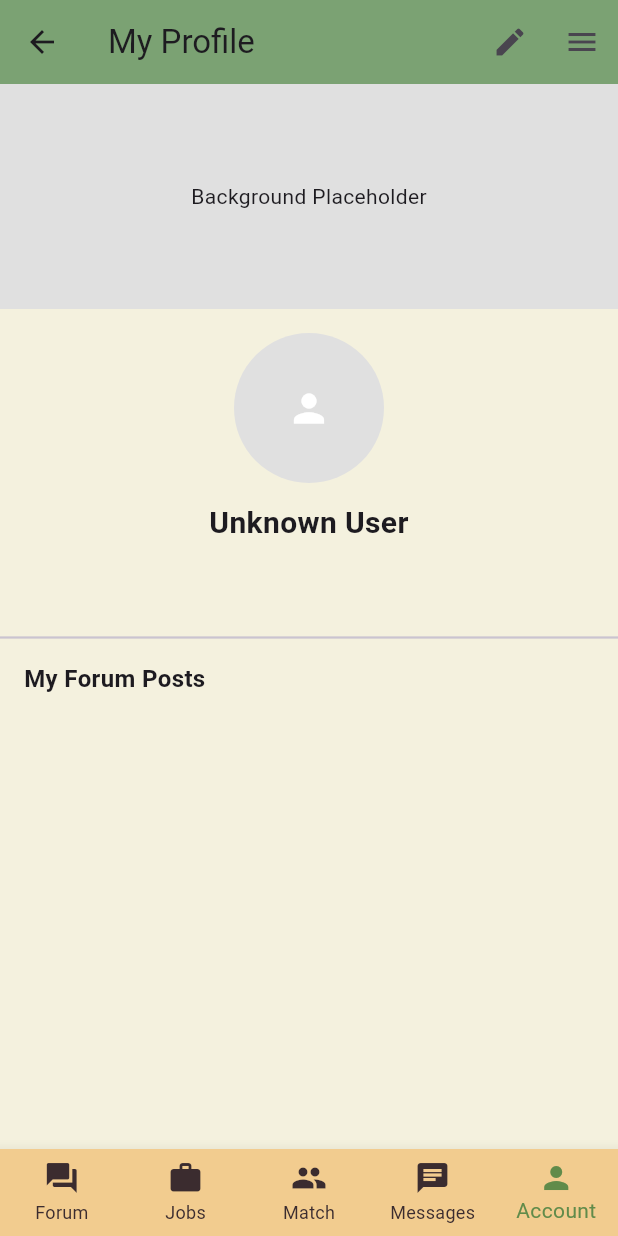
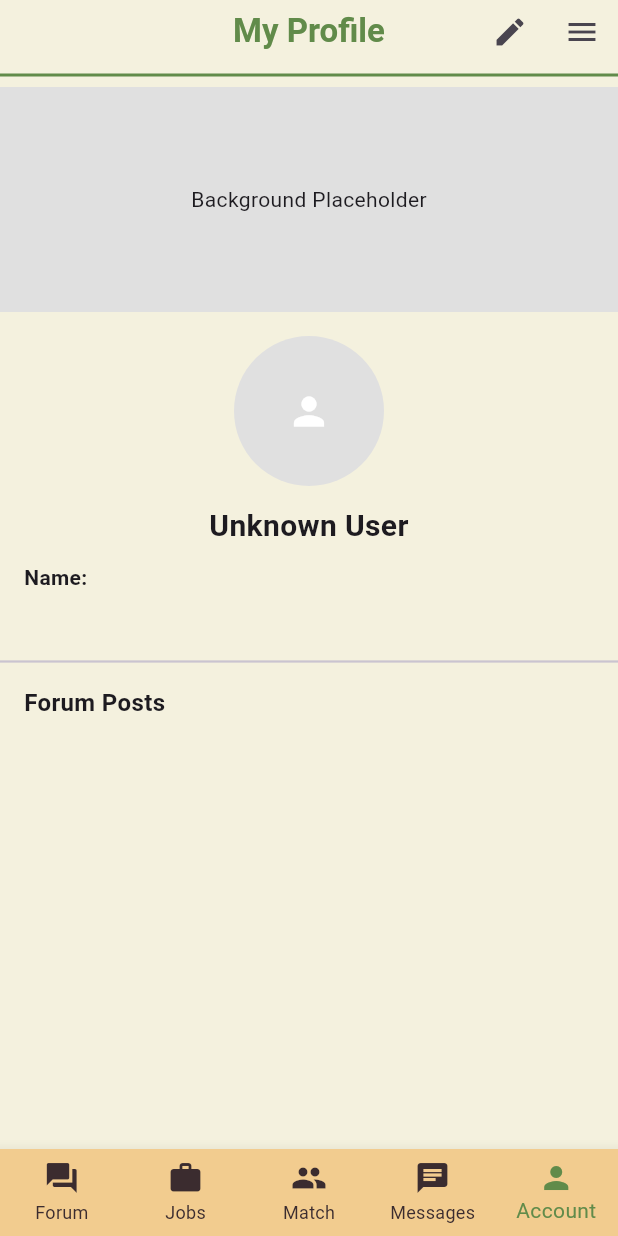
Before and after one commit to vtullo03/ExpAnt, a Flutter app: the ProfilePage screen opened by its route, on a phone screen of 412 x 824 dp. Run offline on Flutter 3.47's test engine with Material 3 defaults, Android fonts, the phone set to English and light mode, and no system bars; our stand-ins replace flutter_colorpicker, google_fonts, image_picker, shared_preferences; accounts and stored records are empty; network calls fail.

Commit message:
fixed edit button in account profile page + able to visit other profiles from messages

```diff
--- a/flutter_frontend/lib/forum_list_page.dart
+++ b/flutter_frontend/lib/forum_list_page.dart
@@ -99,6 +99,7 @@ class _ForumListPageState extends State<ForumListPage> {
         backgroundColor: const Color(0xFFF4F1DE),
         elevation: 0,
         centerTitle: true,
+        automaticallyImplyLeading: false,
         title: const Text(
           "Forum",
           style: TextStyle(color: Color(0xFF618B4A), fontWeight: FontWeight.bold),
--- a/flutter_frontend/lib/interest_selection_page.dart
+++ b/flutter_frontend/lib/interest_selection_page.dart
@@ -14,7 +14,8 @@ class _InterestSelectionPageState extends State<InterestSelectionPage> {
   final List<String> interests = [
     'Coding', 'Gaming', 'Travelling',
     'Cooking', 'Drawing', 'Golfing',
-    'Music', 'Astrology', 'Food'
+    'Music', 'Astrology', 'Food',
+    'Education', 'Politics'
   ];
   final Set<String> selected = {};
   bool isLoading = false;
--- a/flutter_frontend/lib/profile_page.dart
+++ b/flutter_frontend/lib/profile_page.dart
@@ -19,23 +19,37 @@ class _ProfilePageState extends State<ProfilePage> {
   bool isLoading = true;
   bool isEditing = false;
 
+  bool get isOwnProfile => viewedUsername == loggedUsername;
+
+  String? viewedUsername;
+  String? loggedUsername;
+
   final picker = ImagePicker();
   File? newProfilePic;
   File? newBackground;
-  final TextEditingController bioController = TextEditingController();
+
+  final TextEditingController bioController        = TextEditingController();
+  final TextEditingController firstController      = TextEditingController();
+  final TextEditingController lastController       = TextEditingController();
+  final TextEditingController pronounsController   = TextEditingController();
+  final TextEditingController universityController = TextEditingController();
+  final TextEditingController companyController    = TextEditingController();
+  final TextEditingController fieldController      = TextEditingController();
+  final TextEditingController locationController   = TextEditingController();
 
   @override
   void initState() {
     super.initState();
-    fetchProfile();
+    WidgetsBinding.instance.addPostFrameCallback((_) => fetchProfile());
   }
 
   Future<void> fetchProfile() async {
     final prefs = await SharedPreferences.getInstance();
     final token = prefs.getString('authToken');
-    final username = prefs.getString('username');
+    loggedUsername = prefs.getString('username');
+    viewedUsername = (ModalRoute.of(context)?.settings.arguments as String?) ?? loggedUsername;
 
-    if (token == null || username == null) {
+    if (token == null || viewedUsername == null) {
       if (!mounted) return;
       setState(() => isLoading = false);
       return;
@@ -43,10 +57,9 @@ class _ProfilePageState extends State<ProfilePage> {
 
     try {
       final profileRes = await http.get(
-        Uri.parse('https://expant-backend.onrender.com/match_profile/$username'),
+        Uri.parse('https://expant-backend.onrender.com/match_profile/$viewedUsername'),
         headers: {'Authorization': 'Bearer $token'},
       );
-
       final forumRes = await http.get(
         Uri.parse('https://expant-backend.onrender.com/feed'),
         headers: {'Authorization': 'Bearer $token'},
@@ -57,19 +70,16 @@ class _ProfilePageState extends State<ProfilePage> {
       if (profileRes.statusCode == 200 && forumRes.statusCode == 200) {
         final decodedProfile = jsonDecode(profileRes.body);
         final List<dynamic> allForums = jsonDecode(forumRes.body);
-
         final List<Map<String, dynamic>> myForums = [];
 
         for (final forumSummary in allForums) {
-          if (forumSummary['username'] == username) {
+          if (forumSummary['username'] == viewedUsername) {
             final forumId = forumSummary['id'];
             final fullForumResponse = await http.get(
               Uri.parse('https://expant-backend.onrender.com/forums/$forumId'),
               headers: {'Authorization': 'Bearer $token'},
             );
-
             if (!mounted) return;
-
             if (fullForumResponse.statusCode == 200) {
               final fullForum = jsonDecode(fullForumResponse.body);
               fullForum['id'] = forumId;
@@ -82,27 +92,30 @@ class _ProfilePageState extends State<ProfilePage> {
         setState(() {
           profileData = decodedProfile;
           forumPosts = myForums;
-          bioController.text = profileData?['bio'] ?? '';
+          bioController.text        = profileData?['bio']        ?? '';
+          firstController.text      = profileData?['first_name'] ?? '';
+          lastController.text       = profileData?['last_name']  ?? '';
+          pronounsController.text   = profileData?['pronouns']   ?? '';
+          universityController.text = profileData?['university'] ?? '';
+          companyController.text    = profileData?['company']    ?? '';
+          fieldController.text      = profileData?['field']      ?? '';
+          locationController.text   = profileData?['location']   ?? '';
           isLoading = false;
         });
       } else {
         if (!mounted) return;
         setState(() => isLoading = false);
-        debugPrint(
-            'Error fetching profile or forums: ${profileRes.body} | ${forumRes.body}');
       }
-    } catch (e) {
+    } catch (_) {
       if (!mounted) return;
       setState(() => isLoading = false);
-      debugPrint('Exception in fetchProfile: $e');
     }
   }
 
   Future<void> pickImage(bool isProfile) async {
+    if (!isOwnProfile) return;
     final pickedFile = await picker.pickImage(source: ImageSource.gallery);
-
     if (!mounted) return;
-
     if (pickedFile != null) {
       setState(() {
         if (isProfile) {
@@ -115,48 +128,66 @@ class _ProfilePageState extends State<ProfilePage> {
   }
 
   Future<void> saveChanges() async {
+    if (!isOwnProfile) return;
     final prefs = await SharedPreferences.getInstance();
     final token = prefs.getString('authToken');
-    final username = prefs.getString('username');
-    if (token == null || username == null) return;
+    if (token == null) return;
 
-    final updatedProfile = {
-      "bio": bioController.text,
-      "images": [],              // TODO: hook up Cloudinary upload
-      "font_color": 0,
-      "background_color": 0,
-      "font_type": 0,
-      "pronouns": "",
-      "university": "",
-      "company": "",
-      "field": "",
-      "location": "",
-      "first_name": profileData?['first_name'] ?? "",
-      "last_name": profileData?['last_name'] ?? "",
-    };
+    final Map<String, dynamic> updated = {};
+    void add(String key, TextEditingController c) {
+      final v = c.text.trim();
+      if (v.isNotEmpty) updated[key] = v;
+    }
 
-    final res = await http.post(
+    add('bio',        bioController);
+    add('first_name', firstController);
+    add('last_name',  lastController);
+    add('pronouns',   pronounsController);
+    add('university', universityController);
+    add('company',    companyController);
+    add('field',      fieldController);
+    add('location',   locationController);
+
+    if (updated.isEmpty) {
+      setState(() => isEditing = false);
+      return;
+    }
+
+    await http.post(
       Uri.parse('https://expant-backend.onrender.com/update_match_profile'),
       headers: {
         'Authorization': 'Bearer $token',
         'Content-Type': 'application/json',
       },
-      body: jsonEncode(updatedProfile),
+      body: jsonEncode(updated),
     );
 
     if (!mounted) return;
+    setState(() => isEditing = false);
+    fetchProfile();
+  }
 
-    if (res.statusCode == 200) {
-      ScaffoldMessenger.of(context).showSnackBar(
-        const SnackBar(content: Text('Profile updated!')),
+  Widget _buildTF(String label, TextEditingController c, {int maxLines = 1}) =>
+      Padding(
+        padding: const EdgeInsets.symmetric(vertical: 6, horizontal: 16),
+        child: TextField(
+          controller: c,
+          decoration: InputDecoration(labelText: label),
+          maxLines: maxLines,
+        ),
       );
-      fetchProfile();
-    } else {
-      ScaffoldMessenger.of(context).showSnackBar(
-        SnackBar(content: Text('Error: ${res.body}')),
+
+  Widget _readOnlyLine(String label, String? value) => value == null || value.isEmpty
+      ? const SizedBox()
+      : Padding(
+          padding: const EdgeInsets.symmetric(horizontal: 16, vertical: 2),
+          child: Row(
+            children: [
+              Text('$label: ', style: const TextStyle(fontWeight: FontWeight.bold)),
+              Expanded(child: Text(value)),
+            ],
+          ),
         );
-    }
-  }
 
   @override
   Widget build(BuildContext context) {
@@ -170,14 +201,16 @@ class _ProfilePageState extends State<ProfilePage> {
     return Scaffold(
       backgroundColor: const Color(0xFFF4F1DE),
       appBar: AppBar(
-        backgroundColor: const Color(0xFF7BA273),
-        title: const Text('My Profile'),
-        leading: IconButton(
-          icon: const Icon(Icons.arrow_back),
-          onPressed: () => Navigator.pop(context),
+        backgroundColor: const Color(0xFFF4F1DE),
+        elevation: 0,
+        centerTitle: true,
+        automaticallyImplyLeading: false,
+        title: Text(
+          isOwnProfile ? 'My Profile' : (viewedUsername ?? ''),
+          style: const TextStyle(color: Color(0xFF618B4A), fontWeight: FontWeight.bold),
         ),
-        actions: [
-          // edit / save toggle
+        actions: isOwnProfile
+            ? [
                 IconButton(
                   icon: Icon(isEditing ? Icons.save : Icons.edit),
                   onPressed: () {
@@ -185,15 +218,17 @@ class _ProfilePageState extends State<ProfilePage> {
                     setState(() => isEditing = !isEditing);
                   },
                 ),
-
                 IconButton(
                   icon: const Icon(Icons.menu),
                   onPressed: () => Navigator.pushNamed(context, '/settings'),
-            tooltip: 'Settings',
                 ),
-        ],
+              ]
+            : [],
+        bottom: const PreferredSize(
+          preferredSize: Size.fromHeight(2),
+          child: Divider(thickness: 2, color: Color(0xFF618B4A)),
         ),
-
+      ),
       body: SingleChildScrollView(
         child: Column(
           crossAxisAlignment: CrossAxisAlignment.stretch,
@@ -205,15 +240,10 @@ class _ProfilePageState extends State<ProfilePage> {
                 decoration: BoxDecoration(
                   color: Colors.grey[300],
                   image: newBackground != null
-                      ? DecorationImage(
-                          image: FileImage(newBackground!),
-                          fit: BoxFit.cover,
-                        )
+                      ? DecorationImage(image: FileImage(newBackground!), fit: BoxFit.cover)
                       : null,
                 ),
-                child: newBackground == null
-                    ? const Center(child: Text('Background Placeholder'))
-                    : null,
+                child: newBackground == null ? const Center(child: Text('Background Placeholder')) : null,
               ),
             ),
             const SizedBox(height: 16),
@@ -222,11 +252,8 @@ class _ProfilePageState extends State<ProfilePage> {
               child: CircleAvatar(
                 radius: 50,
                 backgroundColor: Colors.grey[300],
-                backgroundImage:
-                    newProfilePic != null ? FileImage(newProfilePic!) : null,
-                child: newProfilePic == null
-                    ? const Icon(Icons.person, size: 30, color: Colors.white)
-                    : null,
+                backgroundImage: newProfilePic != null ? FileImage(newProfilePic!) : null,
+                child: newProfilePic == null ? const Icon(Icons.person, size: 30, color: Colors.white) : null,
               ),
             ),
             const SizedBox(height: 12),
@@ -235,24 +262,30 @@ class _ProfilePageState extends State<ProfilePage> {
               textAlign: TextAlign.center,
               style: const TextStyle(fontSize: 20, fontWeight: FontWeight.bold),
             ),
-            Padding(
-              padding: const EdgeInsets.all(16.0),
-              child: isEditing
-                  ? TextField(
-                      controller: bioController,
-                      decoration:
-                          const InputDecoration(labelText: 'Edit your bio'),
-                    )
-                  : Text(
-                      bioController.text,
-                      style: const TextStyle(fontSize: 16),
-                    ),
-            ),
+            const SizedBox(height: 8),
+            if (isOwnProfile && isEditing) ...[
+              _buildTF('First name', firstController),
+              _buildTF('Last name', lastController),
+              _buildTF('Pronouns', pronounsController),
+              _buildTF('University', universityController),
+              _buildTF('Company', companyController),
+              _buildTF('Field', fieldController),
+              _buildTF('Location', locationController),
+              _buildTF('Bio', bioController, maxLines: 3),
+            ] else ...[
+              _readOnlyLine('Name', '${profileData?['first_name'] ?? ''} ${profileData?['last_name'] ?? ''}'),
+              _readOnlyLine('Pronouns', profileData?['pronouns']),
+              _readOnlyLine('University', profileData?['university']),
+              _readOnlyLine('Company', profileData?['company']),
+              _readOnlyLine('Field', profileData?['field']),
+              _readOnlyLine('Location', profileData?['location']),
+              const Padding(padding: EdgeInsets.symmetric(vertical: 8)),
+              Text(bioController.text, textAlign: TextAlign.center),
+            ],
             const Divider(thickness: 1.5),
             const Padding(
               padding: EdgeInsets.symmetric(horizontal: 16.0, vertical: 8.0),
-              child: Text('My Forum Posts',
-                  style: TextStyle(fontSize: 16, fontWeight: FontWeight.bold)),
+              child: Text('Forum Posts', style: TextStyle(fontSize: 16, fontWeight: FontWeight.bold)),
             ),
             ...forumPosts.map(
               (post) => ListTile(
@@ -264,9 +297,7 @@ class _ProfilePageState extends State<ProfilePage> {
                 ),
                 onTap: () => Navigator.push(
                   context,
-                  MaterialPageRoute(
-                    builder: (_) => ForumDetailPage(forumId: post['id']),
-                  ),
+                  MaterialPageRoute(builder: (_) => ForumDetailPage(forumId: post['id'])),
                 ),
               ),
             ),
@@ -275,8 +306,8 @@ class _ProfilePageState extends State<ProfilePage> {
       ),
       bottomNavigationBar: _buildBottomNavBar(context),
     );
+  }
 
-  }
   Widget _buildBottomNavBar(BuildContext context) {
     return BottomNavigationBar(
       type: BottomNavigationBarType.fixed,
@@ -299,7 +330,9 @@ class _ProfilePageState extends State<ProfilePage> {
             Navigator.pushReplacementNamed(context, '/messages');
             break;
           case 4:
+            if (!isOwnProfile) {
               Navigator.pushReplacementNamed(context, '/profile_page');
+            }
             break;
         }
       },
```
Also changed, not shown: flutter_frontend/lib/chat_screen.dart (+16 -3 lines). Lines whose indentation alone changed are shown as unchanged.
